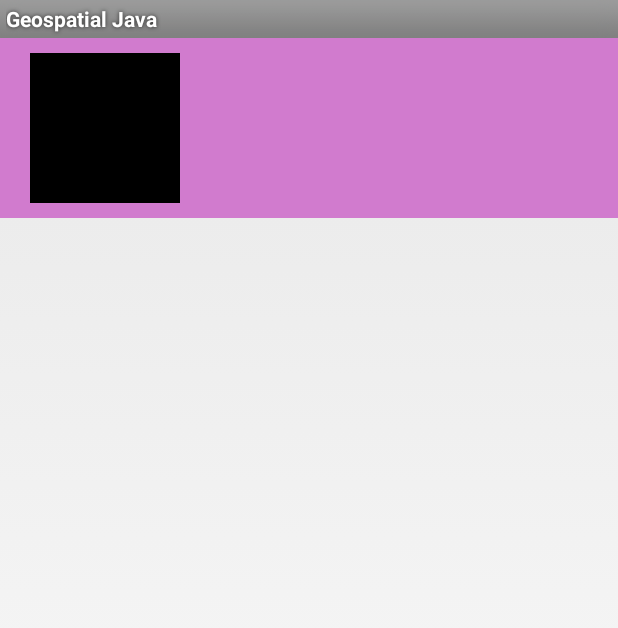
After one commit to twoone17/AR_PhotoZone, an Android app: the layout item_recycler_ex.xml on its own in the app's theme, with its tools: preview values and no code run, on a phone screen of 412 x 824 dp. The commit adds this screen. Shown: the top 628 px of the screen. Run offline under Robolectric (Android 15) with nearby library versions, the phone set to English and light mode, and no system bars.

Commit message:
[ADD] 게시판 구현중

```diff
--- a/app/build.gradle
+++ b/app/build.gradle
@@ -46,6 +46,7 @@ dependencies {
     // 철웅 추가
     implementation 'com.github.bumptech.glide:glide:4.12.0'
     implementation "androidx.cardview:cardview:1.0.0"
+    implementation 'androidx.constraintlayout:constraintlayout:2.1.4'
     implementation 'androidx.recyclerview:recyclerview:1.2.1'
 }
 repositories {
--- a/app/src/main/java/com/google/ar/core/examples/java/app/board/BoardAdapter.kt
+++ b/app/src/main/java/com/google/ar/core/examples/java/app/board/BoardAdapter.kt
@@ -4,12 +4,11 @@ import android.view.LayoutInflater
 import android.view.View
 import android.view.ViewGroup
 import android.widget.ImageView
-import android.widget.TextView
 import androidx.recyclerview.widget.RecyclerView
 import com.bumptech.glide.Glide
 import com.google.ar.core.examples.java.geospatial.R
 
-class ProfileAdapter(private val context: Context) : RecyclerView.Adapter<ProfileAdapter.ViewHolder>() {
+class BoardAdapter(private val context: Context) : RecyclerView.Adapter<BoardAdapter.ViewHolder>() {
 
     var datas = mutableListOf<BoardData>()
     override fun onCreateViewHolder(parent: ViewGroup, viewType: Int): ViewHolder {
--- a/app/src/main/java/com/google/ar/core/examples/java/app/board/BoardData.kt
+++ b/app/src/main/java/com/google/ar/core/examples/java/app/board/BoardData.kt
@@ -1,7 +1,5 @@
 package com.google.ar.core.examples.java.app.board
 
 data class BoardData(
-    val name : String,
-    val age : Int,
     val img : Int
 )
--- /dev/null
+++ b/app/src/main/res/layout/item_recycler_ex.xml
@@ -0,0 +1,22 @@
+<?xml version="1.0" encoding="utf-8"?>
+<androidx.constraintlayout.widget.ConstraintLayout xmlns:android="http://schemas.android.com/apk/res/android"
+    android:layout_width="match_parent"
+    android:layout_height="wrap_content"
+    xmlns:tools="http://schemas.android.com/tools"
+    android:paddingHorizontal="20dp"
+    android:paddingVertical="10dp"
+    android:background="@color/purple_500"
+    xmlns:app="http://schemas.android.com/apk/res-auto">
+
+    <ImageView
+        android:id="@+id/img_rv_photo"
+        android:layout_width="100dp"
+        android:layout_height="100dp"
+        android:src="@color/black"
+        app:layout_constraintTop_toTopOf="parent"
+        app:layout_constraintStart_toStartOf="parent"
+        app:layout_constraintBottom_toBottomOf="parent"/>
+
+
+
+</androidx.constraintlayout.widget.ConstraintLayout>
--- /dev/null
+++ b/app/src/main/res/values/colors.xml
@@ -0,0 +1,5 @@
+<?xml version="1.0" encoding="utf-8"?>
+<resources>
+    <color name="black">#000000</color>
+    <color name="purple_500">#d17bce</color>
+</resources>
```
Also changed, not shown: app/src/main/java/com/google/ar/core/examples/java/app/board/Boardfragment.kt (+25 -1 lines), app/src/main/res/layout/fragment_second.xml (+13 -6 lines), app/src/main/res/drawable/kkarmi.jpg (added).
